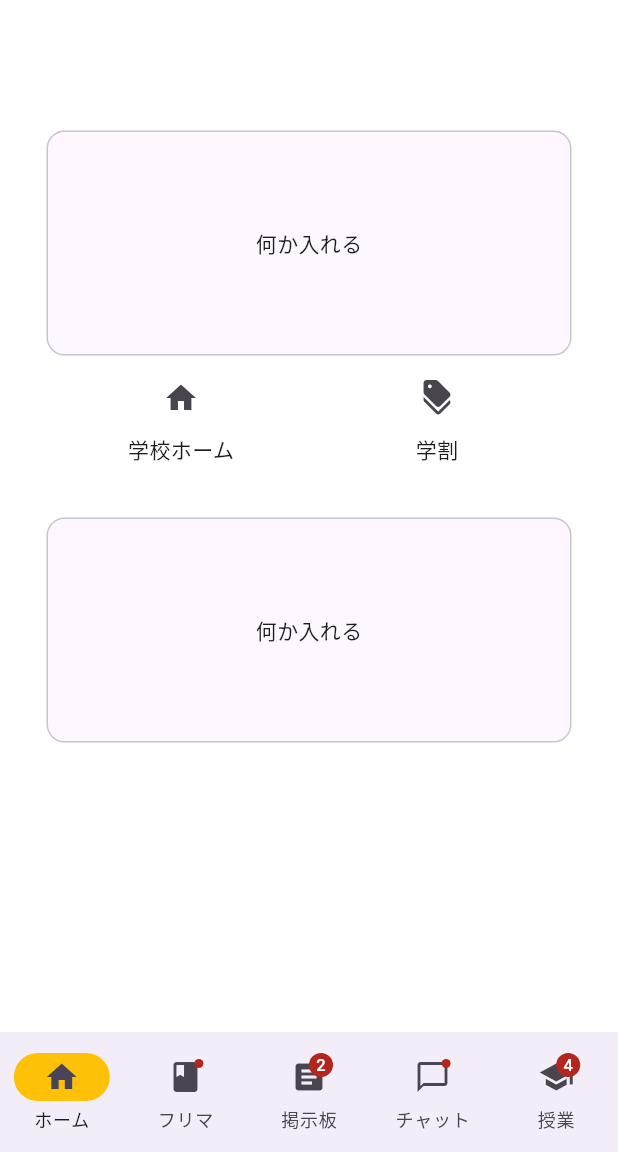
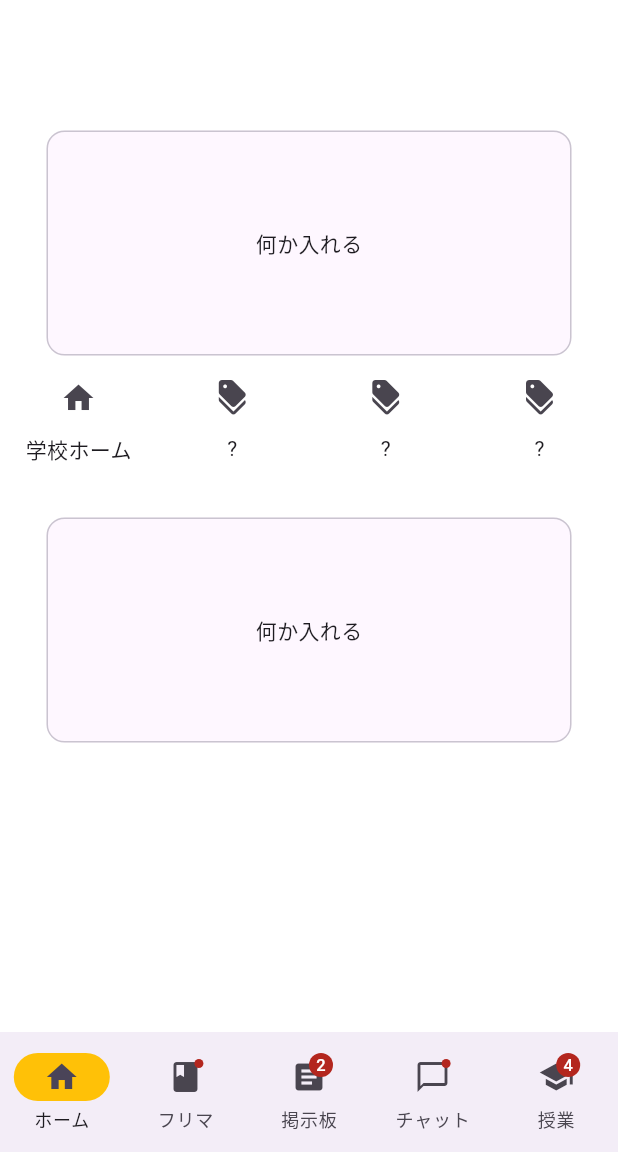
Before and after one commit to LiberaAnima/libera_flutter, a Flutter app: the screen it shows once a user with an empty profile is signed in, on a phone screen of 412 x 824 dp, the part 84-1236 px from its top. Run offline on Flutter 3.47's test engine with Material 3 defaults, Android fonts, the phone set to English and light mode, and no system bars; our stand-ins replace cloud_firestore, firebase_auth, firebase_core, firebase_storage, flutter_chat_types, flutter_chat_ui and 2 more; accounts and stored records are empty.

Commit message:
feat:main menu

```diff
--- a/lib/screen/main_page.dart
+++ b/lib/screen/main_page.dart
@@ -119,7 +119,9 @@ class _MainPagePageState extends State<MainPage> {
                     children: [
                       menuIcon(Icons.home, "https://kwic.kwansei.ac.jp/login",
                           "学校ホーム"),
-                      menuIcon(Icons.discount, "/discount", "学割"),
+                      menuIcon(Icons.discount, "/discount", "?"),
+                      menuIcon(Icons.discount, "/discount", "?"),
+                      menuIcon(Icons.discount, "/discount", "?"),
                     ],
                   ),
                   Card.outlined(
```
